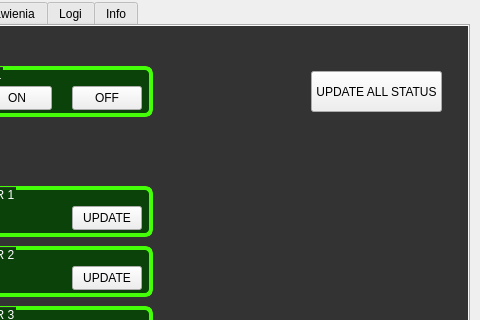
Qt form 3growbox_qtwidget/GrowBoxDesktop/mainwindow.ui (wojtron2/Desktop_QT_app_box) before a commit; both pictures show x 320 to 800 and y 0 to 320 of the 800 by 600 pixel window.
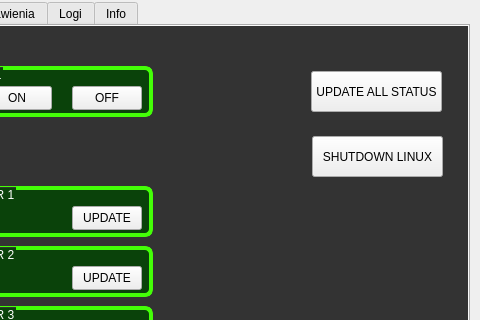
The same form after that commit. Icons and pictures are not drawn.

Commit message: 0.3.2 windows icon

```diff
--- a/3growbox_qtwidget/GrowBoxDesktop/mainwindow.ui
+++ b/3growbox_qtwidget/GrowBoxDesktop/mainwindow.ui
@@ -660,6 +660,19 @@
        </property>
       </widget>
      </widget>
+     <widget class="QPushButton" name="pushButton_SHUTDOWN_LINUX">
+      <property name="geometry">
+       <rect>
+        <x>620</x>
+        <y>110</y>
+        <width>131</width>
+        <height>41</height>
+       </rect>
+      </property>
+      <property name="text">
+       <string>SHUTDOWN LINUX</string>
+      </property>
+     </widget>
     </widget>
     <widget class="QWidget" name="tab2_cam">
      <attribute name="title">
```
Left out of the diff: 4 changed lines with no effect on the pictures. The commit also changes 5 other files.
